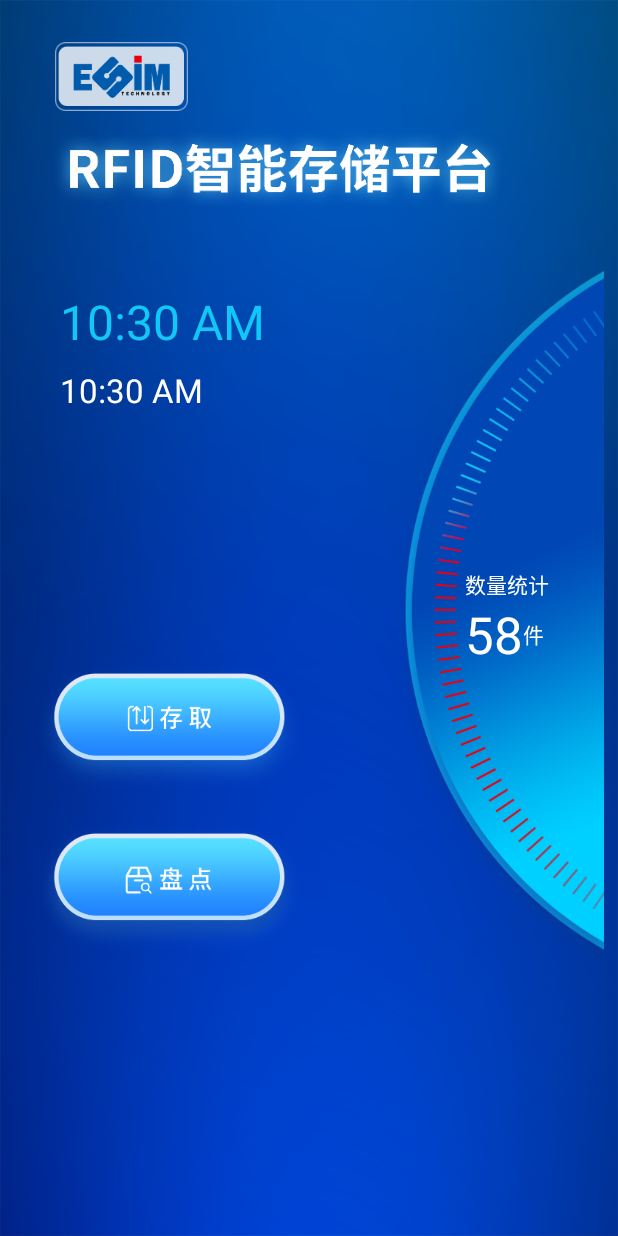
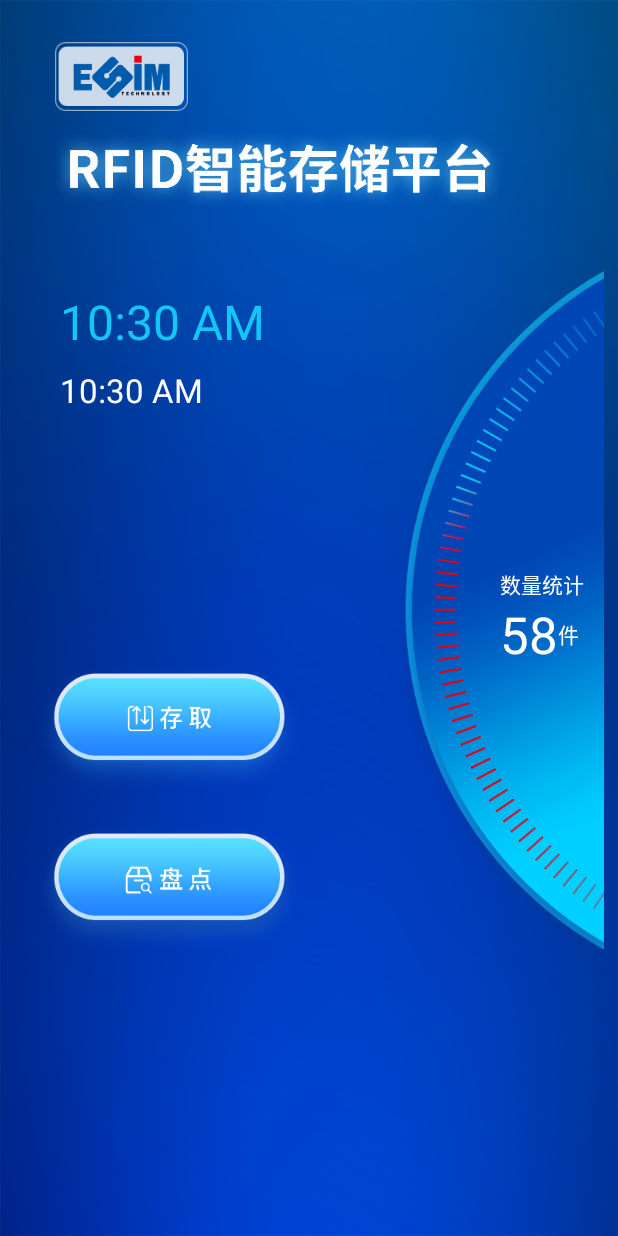
Before and after one commit to yhmatg/-TerminalSmartBox, an Android app: the layout activity_main.xml on its own in the app's theme, with its tools: preview values and no code run, on a phone screen of 412 x 824 dp. Run offline under Robolectric (Android 15) with nearby library versions, the phone set to English and light mode, and no system bars.

Commit message:
modify some layout

```diff
--- a/app/src/main/AndroidManifest.xml
+++ b/app/src/main/AndroidManifest.xml
@@ -18,7 +18,8 @@
         android:roundIcon="@mipmap/ic_launcher_round"
         android:supportsRtl="true"
         android:theme="@style/AppTheme">
-        <activity android:name=".MainActivity">
+        <activity android:name=".MainActivity"
+            android:theme="@style/AppTheme.NoBar">
             <intent-filter>
                 <action android:name="android.intent.action.MAIN" />
 
--- a/app/src/main/res/layout/activity_main.xml
+++ b/app/src/main/res/layout/activity_main.xml
@@ -93,7 +93,7 @@
         android:layout_height="wrap_content"
         android:layout_alignParentEnd="true"
         android:layout_centerVertical="true"
-        android:layout_marginEnd="@dimen/dp_40"
+        android:layout_marginEnd="@dimen/dp_20"
         android:textColor="@color/white">
 
         <TextView
--- a/app/src/main/res/layout/inv_item_layout.xml
+++ b/app/src/main/res/layout/inv_item_layout.xml
@@ -1,5 +1,6 @@
 <?xml version="1.0" encoding="utf-8"?>
 <LinearLayout xmlns:android="http://schemas.android.com/apk/res/android"
+    android:id="@+id/ll_layout"
     android:layout_width="match_parent"
     android:layout_height="wrap_content"
     android:layout_marginTop="@dimen/dp_5"
--- a/app/src/main/res/values/colors.xml
+++ b/app/src/main/res/values/colors.xml
@@ -44,4 +44,7 @@
     <color name="titele_color">#1076D8</color>
     <color name="search_back_color">#529CE2</color>
     <color name="search_hint">#80FFFFFF</color>
+    <color name="inv_item_back">#E3EDF7</color>
+    <color name="transparent">#00000000</color>
+
 </resources>
--- a/app/src/main/res/values/styles.xml
+++ b/app/src/main/res/values/styles.xml
@@ -9,6 +9,7 @@
     </style>
 
     !-- 自定义loading dialog -->
+
     <style name="loading_dialog" parent="android:style/Theme.Dialog">
         <item name="android:windowFrame">@null</item>
         <item name="android:windowNoTitle">true</item>
@@ -17,4 +18,9 @@
         <item name="android:windowContentOverlay">@null</item>
     </style>
 
+    <style name="AppTheme.NoBar">
+        <item name="android:windowNoTitle">true</item>
+        <item name="android:windowFullscreen">true</item>
+    </style>
+
 </resources>
```
Also changed, not shown: app/src/main/java/com/android/terminalbox/base/activity/AbstractSimpleActivity.java (+11 -0 lines), app/src/main/java/com/android/terminalbox/ui/inventory/FileBeanAdapter.java (+8 -0 lines).
